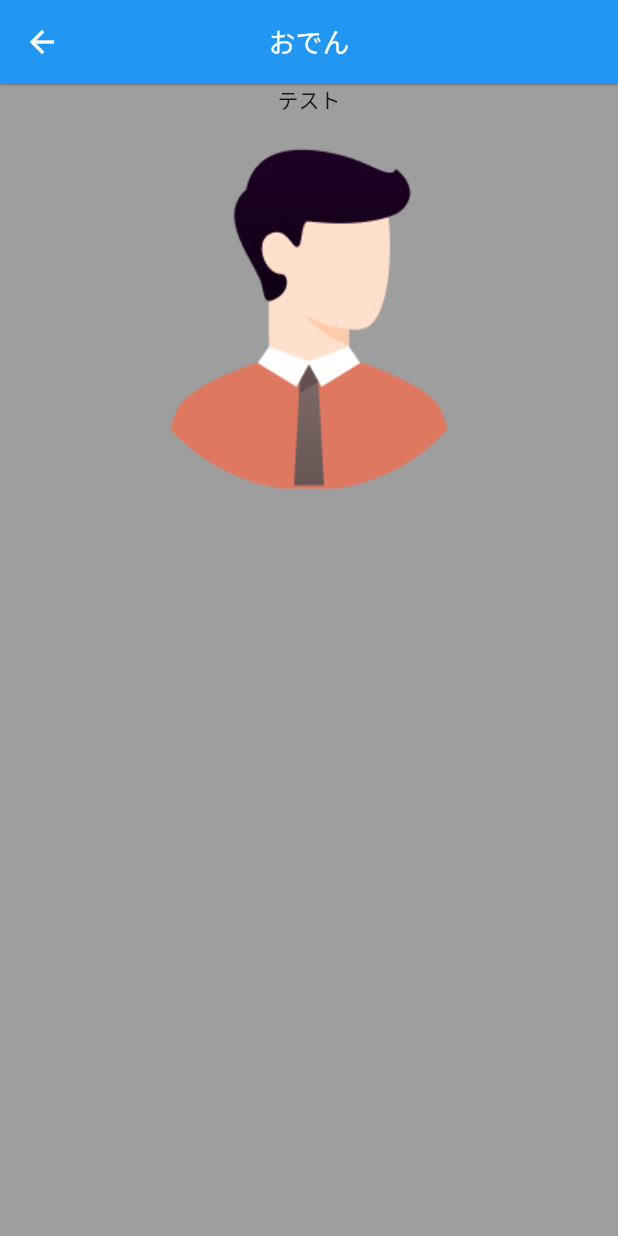
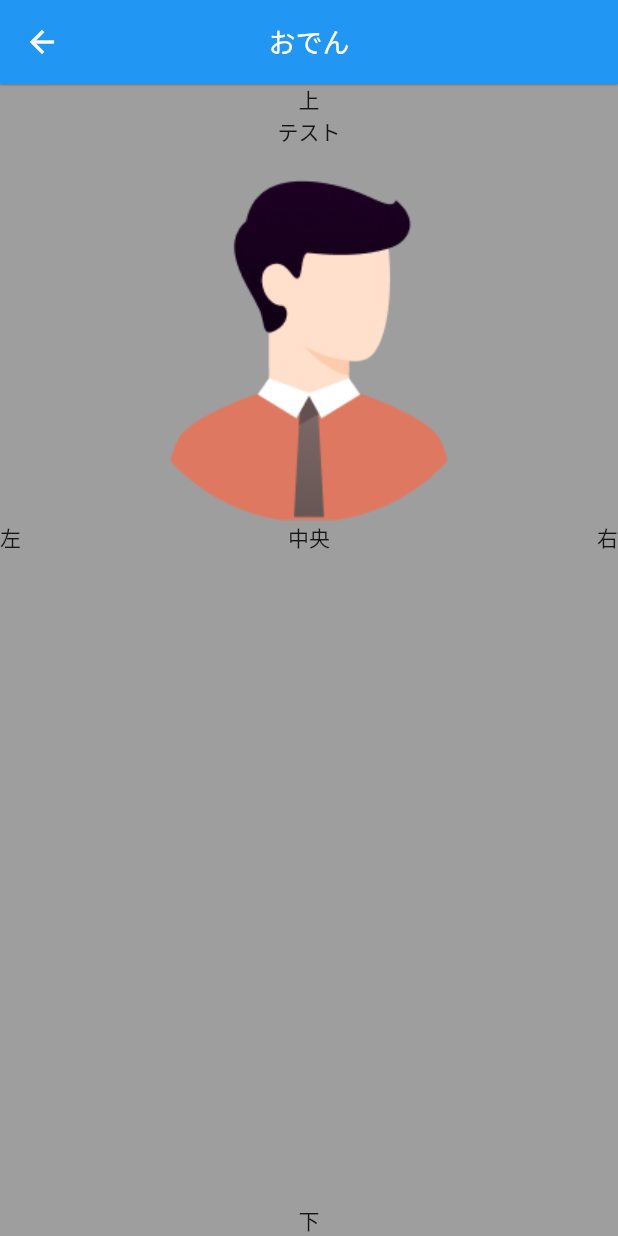
Before and after one commit to flutteruniv/hoiqoo, a Flutter app: the Oden screen opened directly, on a phone screen of 412 x 824 dp. Run offline on Flutter 3.47's test engine with Material 2 defaults, Android fonts, the phone set to English and light mode, and no system bars.

Commit message:
要素を上下左右中央に配置

```diff
--- a/lib/oden.dart
+++ b/lib/oden.dart
@@ -25,13 +25,33 @@ class _OdenState extends State<Oden> {
         color: Colors.grey,
         child: Center(
           child: Column(
+            children: [
+              Expanded(
+                child: Column(
                     // TODO: 各要素を画面の上下左右中央に配置してください
                     children: [
+                      const Center(
+                        child: Text('上'),
+                      ),
                       // TODO: 自分の名前を今より大きく表示してください
                       const Text("テスト"),
                       // TODO: 自分のslackアイコンを画面横幅の半分の大きさで表示してください
                       Image.asset("assets/images/icon.png"),
+                      Row(
+                        mainAxisAlignment: MainAxisAlignment.spaceBetween,
+                        children: const [
+                          Text('左'),
+                          Text('中央'),
+                          Text('右'),
+                        ],
+                      ),
                     ]),
+              ),
+              const Center(
+                child: Text('下'),
+              ),
+            ],
+          ),
         ),
       ),
     );
```
Lines whose indentation alone changed are shown as unchanged.
